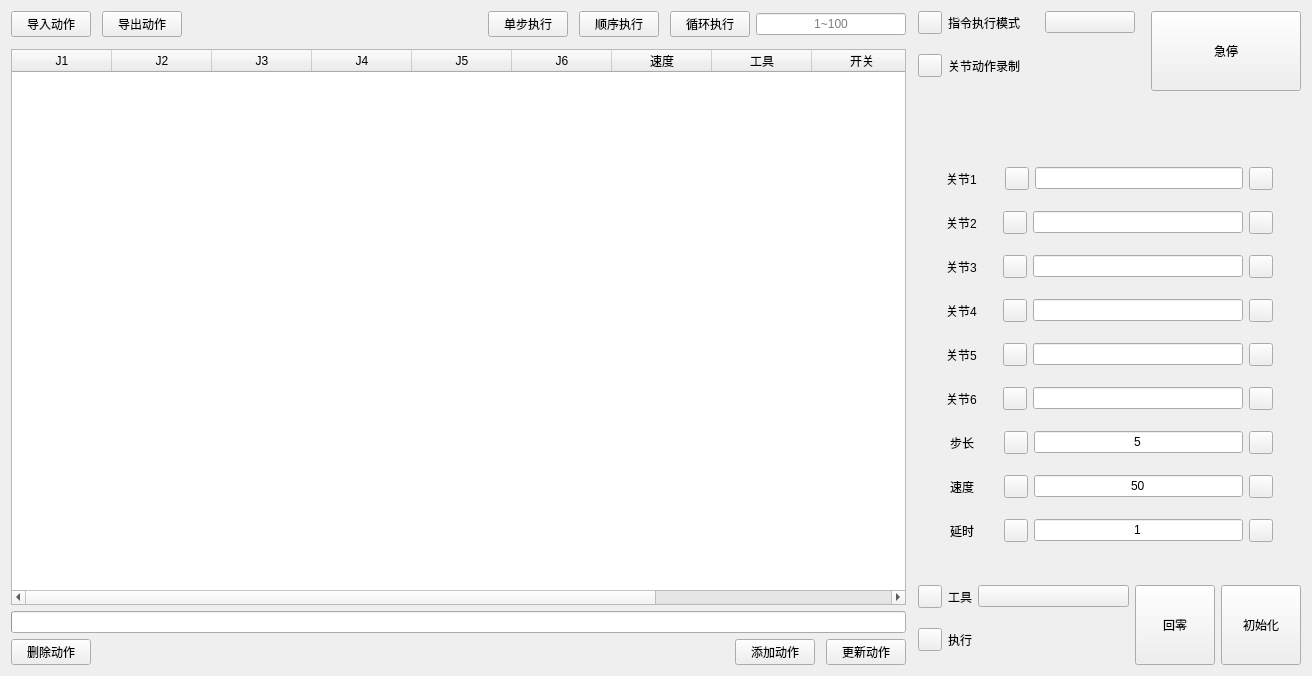
This is ui/teach_page.ui in CoreJK/blinx_robot_arm_control as Qt 5 draws it before an edit. The edited form follows.
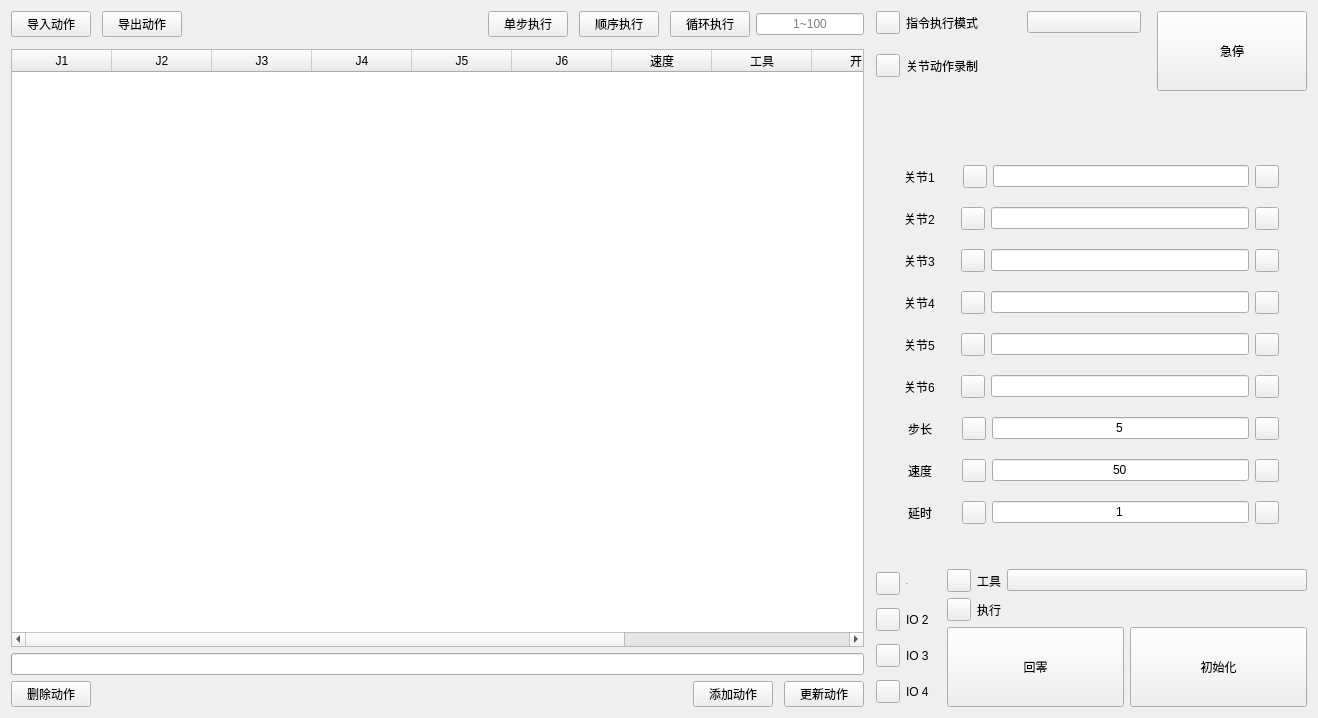
This is the edited form. Custom widgets are drawn as their Qt base class.

Commit message: func: 新增机械臂控制外部 IO 口控制功能

```diff
--- a/ui/teach_page.ui
+++ b/ui/teach_page.ui
@@ -6,8 +6,8 @@
    <rect>
     <x>0</x>
     <y>0</y>
-    <width>1312</width>
-    <height>676</height>
+    <width>1318</width>
+    <height>718</height>
    </rect>
   </property>
   <property name="windowTitle">
@@ -16,9 +16,9 @@
   <property name="lightCustomQss" stdset="0">
    <string/>
   </property>
-  <layout class="QHBoxLayout" name="horizontalLayout_15">
+  <layout class="QHBoxLayout" name="horizontalLayout_19">
    <item>
-    <layout class="QHBoxLayout" name="horizontalLayout_12" stretch="7,0,3">
+    <layout class="QHBoxLayout" name="horizontalLayout_18">
      <item>
       <layout class="QVBoxLayout" name="verticalLayout_7">
        <item>
@@ -385,7 +385,7 @@
       <widget class="VerticalSeparator" name="VerticalSeparator"/>
      </item>
      <item>
-      <layout class="QVBoxLayout" name="verticalLayout_4">
+      <layout class="QVBoxLayout" name="verticalLayout_9">
        <item>
         <layout class="QHBoxLayout" name="horizontalLayout_9">
          <item>
@@ -2174,9 +2174,119 @@
         </widget>
        </item>
        <item>
+        <layout class="QHBoxLayout" name="horizontalLayout_17">
+         <item>
+          <layout class="QVBoxLayout" name="verticalLayout_4">
+           <item>
         <layout class="QHBoxLayout" name="horizontalLayout_4">
          <item>
-          <layout class="QVBoxLayout" name="verticalLayout_9">
+              <widget class="TransparentToolButton" name="SwitchButtonOneIcon"/>
+             </item>
+             <item>
+              <widget class="BodyLabel" name="SwitchButtonOneLable">
+               <property name="font">
+                <font>
+                 <pointsize>-1</pointsize>
+                 <weight>50</weight>
+                 <bold>false</bold>
+                </font>
+               </property>
+               <property name="text">
+                <string>IO 1</string>
+               </property>
+              </widget>
+             </item>
+             <item>
+              <widget class="SwitchButton" name="SwitchButtonOne">
+               <property name="onText">
+                <string>开</string>
+               </property>
+               <property name="offText">
+                <string>关</string>
+               </property>
+              </widget>
+             </item>
+            </layout>
+           </item>
+           <item>
+            <layout class="QHBoxLayout" name="horizontalLayout_15">
+             <item>
+              <widget class="TransparentToolButton" name="SwitchButtonTwoIcon"/>
+             </item>
+             <item>
+              <widget class="BodyLabel" name="SwitchButtonTwoLable">
+               <property name="text">
+                <string>IO 2</string>
+               </property>
+              </widget>
+             </item>
+             <item>
+              <widget class="SwitchButton" name="SwitchButtonTwo">
+               <property name="onText">
+                <string>开</string>
+               </property>
+               <property name="offText">
+                <string>关</string>
+               </property>
+              </widget>
+             </item>
+            </layout>
+           </item>
+           <item>
+            <layout class="QHBoxLayout" name="horizontalLayout_12">
+             <item>
+              <widget class="TransparentToolButton" name="SwitchButtonThreeIcon"/>
+             </item>
+             <item>
+              <widget class="BodyLabel" name="SwitchButtonThreeLable">
+               <property name="text">
+                <string>IO 3</string>
+               </property>
+              </widget>
+             </item>
+             <item>
+              <widget class="SwitchButton" name="SwitchButtonThree">
+               <property name="onText">
+                <string>开</string>
+               </property>
+               <property name="offText">
+                <string>关</string>
+               </property>
+              </widget>
+             </item>
+            </layout>
+           </item>
+           <item>
+            <layout class="QHBoxLayout" name="horizontalLayout_16">
+             <item>
+              <widget class="TransparentToolButton" name="SwitchButtonFourIcon"/>
+             </item>
+             <item>
+              <widget class="BodyLabel" name="SwitchButtonFourLable">
+               <property name="text">
+                <string>IO 4</string>
+               </property>
+              </widget>
+             </item>
+             <item>
+              <widget class="SwitchButton" name="SwitchButtonFour">
+               <property name="onText">
+                <string>开</string>
+               </property>
+               <property name="offText">
+                <string>关</string>
+               </property>
+              </widget>
+             </item>
+            </layout>
+           </item>
+          </layout>
+         </item>
+         <item>
+          <widget class="VerticalSeparator" name="VerticalSeparator_2"/>
+         </item>
+         <item>
+          <layout class="QVBoxLayout" name="verticalLayout_8">
            <item>
             <layout class="QHBoxLayout" name="horizontalLayout_tools" stretch="0,0,8">
              <property name="spacing">
@@ -2221,8 +2331,6 @@
              </item>
             </layout>
            </item>
-          </layout>
-         </item>
          <item>
           <layout class="QHBoxLayout" name="horizontalLayout_3">
            <item>
@@ -2270,6 +2378,8 @@
 }</string>
              </property>
             </widget>
+             </item>
+            </layout>
            </item>
           </layout>
          </item>
```
Lines whose indentation alone changed are shown as unchanged. The commit also changes 2 other files.
